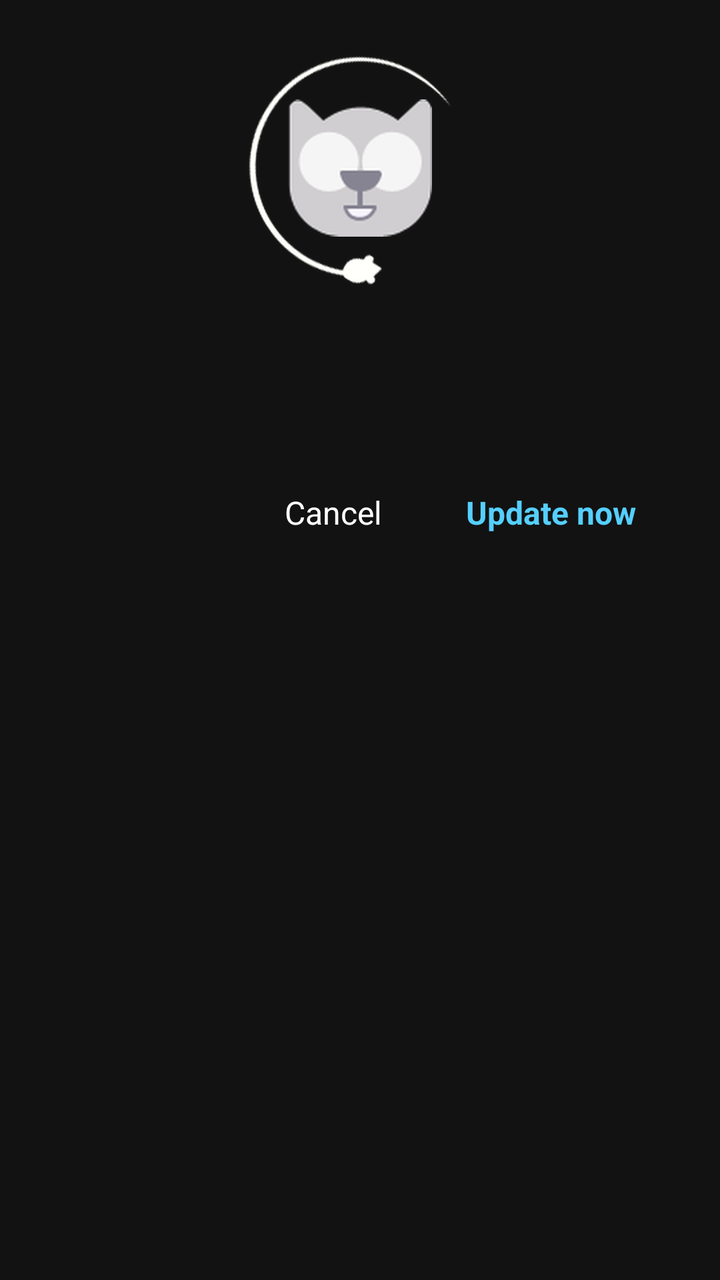
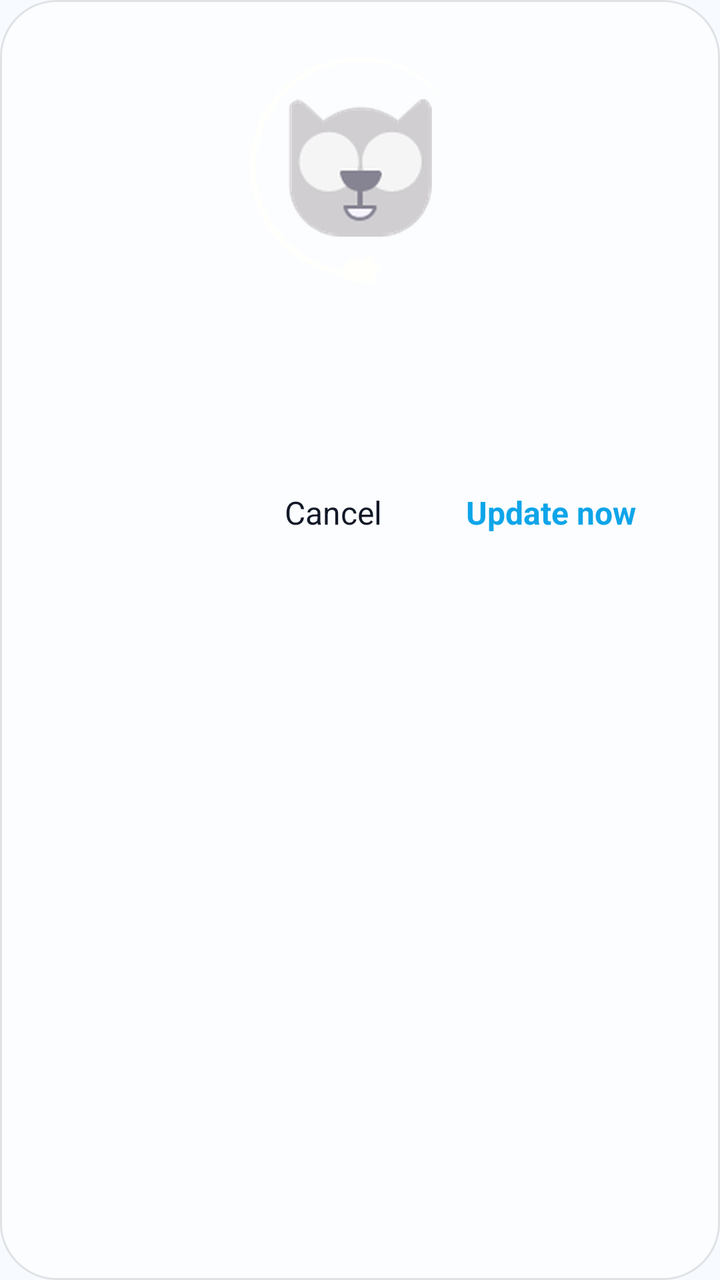

Compare the two renders of this Android layout. The source of the first and the diff that turns it into the second are given below.
<!-- AndroidManifest.xml: application theme Theme.BlackBox -->
<!-- res/layout/dialog_update.xml -->
<?xml version="1.0" encoding="utf-8"?>
<LinearLayout xmlns:android="http://schemas.android.com/apk/res/android"
    android:id="@+id/update_dialog_root"
    android:layout_width="match_parent"
    android:layout_height="wrap_content"
    android:background="@drawable/bg_glass_dialog"
    android:orientation="vertical"
    android:padding="24dp">

    
    <FrameLayout
        android:layout_width="120dp"
        android:layout_height="120dp"
        android:layout_gravity="center_horizontal"
        android:layout_marginBottom="8dp">

        <ImageView
            android:id="@+id/update_cat_ring"
            android:layout_width="120dp"
            android:layout_height="120dp"
            android:layout_gravity="center"
            android:src="@drawable/ic_cat_ring" />

        <ImageView
            android:id="@+id/update_cat_face"
            android:layout_width="72dp"
            android:layout_height="72dp"
            android:layout_gravity="center"
            android:src="@drawable/ic_cat_face" />
    </FrameLayout>

    <TextView
        android:id="@+id/update_title"
        android:layout_width="wrap_content"
        android:layout_height="wrap_content"
        android:layout_gravity="center_horizontal"
        android:layout_marginBottom="12dp"
        android:textColor="@color/white"
        android:textSize="20sp"
        android:textStyle="bold" />

    
    <TextView
        android:id="@+id/update_message"
        android:layout_width="match_parent"
        android:layout_height="wrap_content"
        android:layout_marginBottom="8dp"
        android:textColor="@color/white"
        android:textSize="15sp"
        android:lineSpacingExtra="4dp" />

    
    <LinearLayout
        android:id="@+id/update_progress_box"
        android:layout_width="match_parent"
        android:layout_height="wrap_content"
        android:orientation="vertical"
        android:visibility="gone">

        <ProgressBar
            android:id="@+id/update_progress_bar"
            style="?android:attr/progressBarStyleHorizontal"
            android:layout_width="match_parent"
            android:layout_height="8dp"
            android:layout_marginTop="8dp"
            android:layout_marginBottom="8dp"
            android:indeterminate="false"
            android:max="100"
            android:progress="0"
            android:progressDrawable="@drawable/bg_update_progress" />

        <TextView
            android:id="@+id/update_progress_text"
            android:layout_width="wrap_content"
            android:layout_height="wrap_content"
            android:layout_gravity="center_horizontal"
            android:textColor="@color/white"
            android:textSize="14sp" />
    </LinearLayout>

    <LinearLayout
        android:id="@+id/update_button_box"
        android:layout_width="match_parent"
        android:layout_height="wrap_content"
        android:layout_marginTop="16dp"
        android:gravity="end"
        android:orientation="horizontal">

        <TextView
            android:id="@+id/update_cancel"
            android:layout_width="wrap_content"
            android:layout_height="wrap_content"
            android:paddingStart="16dp"
            android:paddingTop="10dp"
            android:paddingEnd="16dp"
            android:paddingBottom="10dp"
            android:text="@string/cancel"
            android:textColor="@color/white"
            android:textSize="16sp" />

        <TextView
            android:id="@+id/update_now"
            android:layout_width="wrap_content"
            android:layout_height="wrap_content"
            android:layout_marginStart="8dp"
            android:paddingStart="18dp"
            android:paddingTop="10dp"
            android:paddingEnd="18dp"
            android:paddingBottom="10dp"
            android:text="@string/update_now"
            android:textColor="@color/accent"
            android:textSize="16sp"
            android:textStyle="bold" />
    </LinearLayout>
</LinearLayout>
<!-- resources referenced by this layout -->
<resources>
  <color name="accent">#55CFFF</color>
  <color name="white">#FFFFFFFF</color>
  <!-- drawable bg_glass_dialog (drawable) -->
  <?xml version="1.0" encoding="utf-8"?>
  <shape xmlns:android="http://schemas.android.com/apk/res/android"
      android:shape="rectangle">
      <solid android:color="#66121212" />
      <corners android:radius="28dp" />
  </shape>
  <!-- drawable bg_update_progress (drawable) -->
  <?xml version="1.0" encoding="utf-8"?>
  <layer-list xmlns:android="http://schemas.android.com/apk/res/android">
      <item android:id="@android:id/background">
          <shape android:shape="rectangle">
              <solid android:color="#33FFFFFF" />
              <corners android:radius="4dp" />
          </shape>
      </item>
      <item android:id="@android:id/progress">
          <clip>
              <shape android:shape="rectangle">
                  <solid android:color="#16A34A" />
                  <corners android:radius="4dp" />
              </shape>
          </clip>
      </item>
  </layer-list>
  <!-- drawable ic_cat_face: png bitmap (drawable, 28254 bytes) -->
  <!-- drawable ic_cat_ring: png bitmap (drawable, 25753 bytes) -->
  <string name="cancel">Cancel</string>
  <string name="update_now">Update now</string>
  <style name="Theme.BlackBox" parent="Theme.MaterialComponents.DayNight.NoActionBar">
          <item name="colorPrimary">@color/primary</item>
          <item name="colorPrimaryVariant">@color/primary_dark</item>
          <item name="colorOnPrimary">@color/white</item>
          <item name="colorSecondary">@color/accent</item>
          <item name="colorSecondaryVariant">@color/primary</item>
          <item name="colorOnSecondary">@color/white</item>
          <item name="colorSurface">@color/surface</item>
          <item name="android:windowBackground">@color/background</item>
          <item name="android:textColorPrimary">@color/primary_text</item>
          <item name="android:textColorSecondary">@color/secondary_text</item>
          <item name="android:statusBarColor" tools:targetApi="l">@color/primary_dark</item>
          <item name="actionMenuTextColor">@color/white</item>
          <item name="android:forceDarkAllowed" tools:targetApi="q">false</item>
          
          <item name="android:popupMenuStyle">@style/GlassPopupMenu</item>
          <item name="popupMenuStyle">@style/GlassPopupMenu</item>
          
          <item name="md_background_color">#66121212</item>
          <item name="md_color_title">@color/white</item>
          <item name="md_color_content">@color/white</item>
          <item name="md_color_button_text">@color/accent</item>
          <item name="md_color_hint">#B3CACACA</item>
          <item name="md_color_widget">@color/accent</item>
          <item name="md_color_widget_unchecked">#B3CACACA</item>
          <item name="md_divider_color">#33FFFFFF</item>
          <item name="md_corner_radius">28dp</item>
      </style>
  <color name="primary">#121212</color>
  <color name="primary_dark">#0A0A0A</color>
  <color name="surface">#181818</color>
  <color name="background">#121212</color>
  <color name="primary_text">#FFFFFF</color>
  <color name="secondary_text">#B3CACACA</color>
  <style name="GlassPopupMenu" parent="Widget.AppCompat.PopupMenu">
          <item name="android:popupBackground">@drawable/bg_glass_menu</item>
      </style>
  <!-- drawable bg_glass_menu (drawable) -->
  <?xml version="1.0" encoding="utf-8"?>
  <shape xmlns:android="http://schemas.android.com/apk/res/android"
      android:shape="rectangle">
      <solid android:color="#66121212" />
      <corners android:radius="16dp" />
  </shape>
</resources>

<!-- the commit's change to res/layout/dialog_update.xml (unified diff, before → after) -->
@@ -35,7 +35,7 @@
         android:layout_height="wrap_content"
         android:layout_gravity="center_horizontal"
         android:layout_marginBottom="12dp"
-        android:textColor="@color/white"
+        android:textColor="@color/primary_text"
         android:textSize="20sp"
         android:textStyle="bold" />
 
@@ -45,7 +45,7 @@
         android:layout_width="match_parent"
         android:layout_height="wrap_content"
         android:layout_marginBottom="8dp"
-        android:textColor="@color/white"
+        android:textColor="@color/primary_text"
         android:textSize="15sp"
         android:lineSpacingExtra="4dp" />
 
@@ -74,7 +74,7 @@
             android:layout_width="wrap_content"
             android:layout_height="wrap_content"
             android:layout_gravity="center_horizontal"
-            android:textColor="@color/white"
+            android:textColor="@color/primary_text"
             android:textSize="14sp" />
     </LinearLayout>
 
@@ -95,7 +95,7 @@
             android:paddingEnd="16dp"
             android:paddingBottom="10dp"
             android:text="@string/cancel"
-            android:textColor="@color/white"
+            android:textColor="@color/primary_text"
             android:textSize="16sp" />
 
         <TextView
<!-- resource entries referenced after the edit -->
@@ -1,12 +1,13 @@
 <!-- resources referenced by this layout -->
 <resources>
-  <color name="accent">#55CFFF</color>
+  <color name="accent">#0EA5E9</color>
   <color name="white">#FFFFFFFF</color>
   <!-- drawable bg_glass_dialog (drawable) -->
   <?xml version="1.0" encoding="utf-8"?>
   <shape xmlns:android="http://schemas.android.com/apk/res/android"
       android:shape="rectangle">
-      <solid android:color="#66121212" />
+      <solid android:color="@color/glass_bg" />
+      <stroke android:width="1dp" android:color="#1A000000" />
       <corners android:radius="28dp" />
   </shape>
   <!-- drawable bg_update_progress (drawable) -->
@@ -14,7 +15,7 @@
   <layer-list xmlns:android="http://schemas.android.com/apk/res/android">
       <item android:id="@android:id/background">
           <shape android:shape="rectangle">
-              <solid android:color="#33FFFFFF" />
+              <solid android:color="#1A000000" />
               <corners android:radius="4dp" />
           </shape>
       </item>
@@ -32,39 +33,40 @@
   <string name="cancel">Cancel</string>
   <string name="update_now">Update now</string>
   <style name="Theme.BlackBox" parent="Theme.MaterialComponents.DayNight.NoActionBar">
-          <item name="colorPrimary">@color/primary</item>
-          <item name="colorPrimaryVariant">@color/primary_dark</item>
+          <item name="colorPrimary">@color/brand_blue</item>
+          <item name="colorPrimaryVariant">#0284C7</item>
           <item name="colorOnPrimary">@color/white</item>
           <item name="colorSecondary">@color/accent</item>
-          <item name="colorSecondaryVariant">@color/primary</item>
+          <item name="colorSecondaryVariant">@color/brand_blue</item>
           <item name="colorOnSecondary">@color/white</item>
           <item name="colorSurface">@color/surface</item>
           <item name="android:windowBackground">@color/background</item>
           <item name="android:textColorPrimary">@color/primary_text</item>
           <item name="android:textColorSecondary">@color/secondary_text</item>
-          <item name="android:statusBarColor" tools:targetApi="l">@color/primary_dark</item>
-          <item name="actionMenuTextColor">@color/white</item>
+          <item name="android:statusBarColor" tools:targetApi="l">@color/background</item>
+          <item name="android:windowLightStatusBar" tools:targetApi="m">true</item>
+          <item name="actionMenuTextColor">@color/primary_text</item>
           <item name="android:forceDarkAllowed" tools:targetApi="q">false</item>
           
           <item name="android:popupMenuStyle">@style/GlassPopupMenu</item>
           <item name="popupMenuStyle">@style/GlassPopupMenu</item>
           
-          <item name="md_background_color">#66121212</item>
-          <item name="md_color_title">@color/white</item>
-          <item name="md_color_content">@color/white</item>
+          <item name="md_background_color">@color/glass_bg</item>
+          <item name="md_color_title">@color/primary_text</item>
+          <item name="md_color_content">@color/primary_text</item>
           <item name="md_color_button_text">@color/accent</item>
-          <item name="md_color_hint">#B3CACACA</item>
+          <item name="md_color_hint">@color/secondary_text</item>
           <item name="md_color_widget">@color/accent</item>
-          <item name="md_color_widget_unchecked">#B3CACACA</item>
-          <item name="md_divider_color">#33FFFFFF</item>
+          <item name="md_color_widget_unchecked">@color/secondary_text</item>
+          <item name="md_divider_color">#1F000000</item>
           <item name="md_corner_radius">28dp</item>
       </style>
-  <color name="primary">#121212</color>
-  <color name="primary_dark">#0A0A0A</color>
-  <color name="surface">#181818</color>
-  <color name="background">#121212</color>
-  <color name="primary_text">#FFFFFF</color>
-  <color name="secondary_text">#B3CACACA</color>
+  <color name="glass_bg">#B3FFFFFF</color>
+  <color name="brand_blue">#0EA5E9</color>
+  <color name="surface">#FFFFFF</color>
+  <color name="background">#F7FAFF</color>
+  <color name="primary_text">#111827</color>
+  <color name="secondary_text">#6B7280</color>
   <style name="GlassPopupMenu" parent="Widget.AppCompat.PopupMenu">
           <item name="android:popupBackground">@drawable/bg_glass_menu</item>
       </style>
@@ -72,7 +74,8 @@
   <?xml version="1.0" encoding="utf-8"?>
   <shape xmlns:android="http://schemas.android.com/apk/res/android"
       android:shape="rectangle">
-      <solid android:color="#66121212" />
+      <solid android:color="@color/glass_bg" />
+      <stroke android:width="1dp" android:color="#1A000000" />
       <corners android:radius="16dp" />
   </shape>
 </resources>
